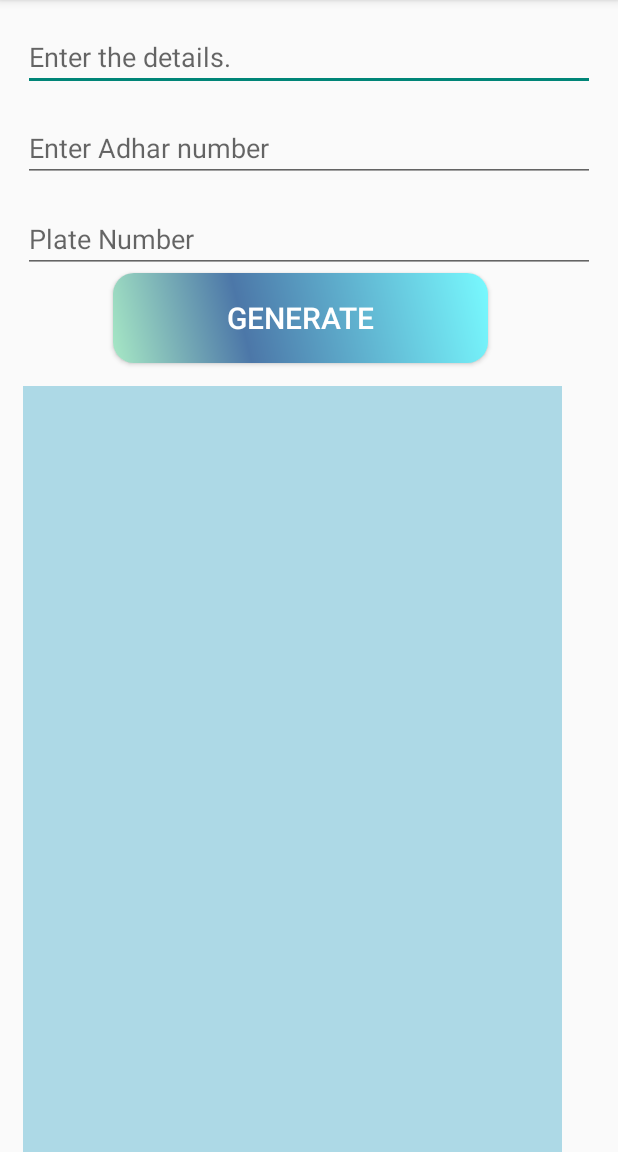
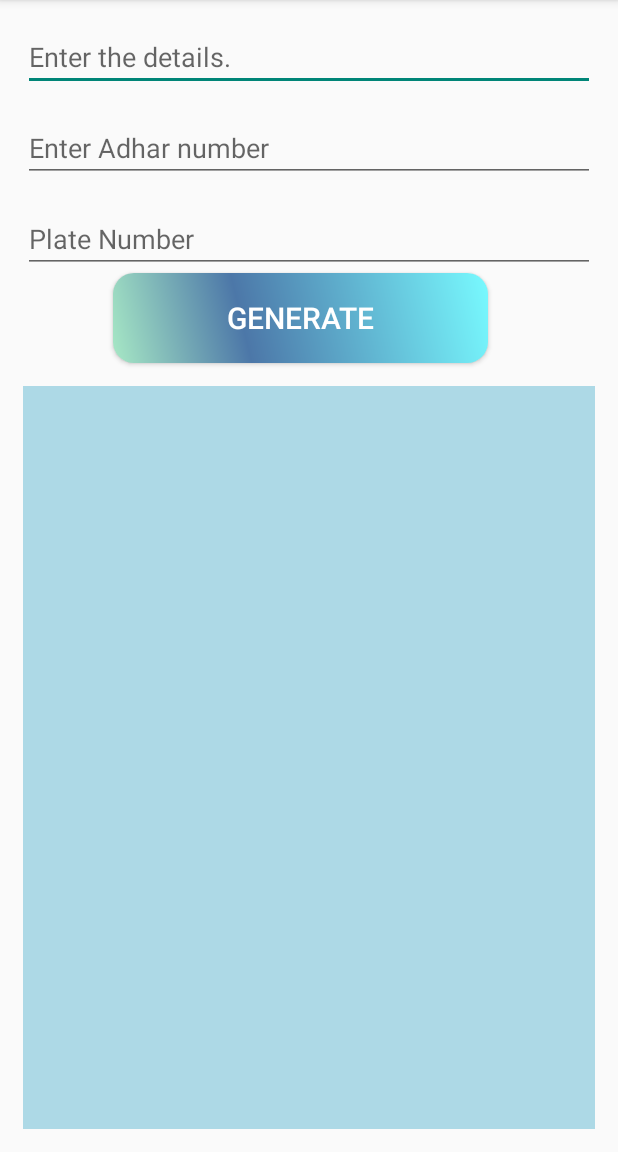
Before and after one commit to savitendersinghrajput/e-bell, an Android app: the MainActivity screen opened directly, with no data from a screen before it, on a phone screen of 412 x 824 dp, the part 84-1236 px from its top. Run offline under Robolectric (Android 15) with nearby library versions, the phone set to English and light mode, and no system bars; libraries missing offline, so code that uses them is left out: androidmads.library.qrgenearator.

Commit message:
E-bell version 1.0.1

```diff
--- a/app/src/main/java/com/saurav/qrgenerater/Splash_Activity.java
+++ b/app/src/main/java/com/saurav/qrgenerater/Splash_Activity.java
@@ -31,7 +31,7 @@ public class Splash_Activity extends AppCompatActivity {
             @Override
             public void onClick(View v){
                 Intent intent = new Intent(Intent.ACTION_DIAL);
-                intent.setData(Uri.parse("tel:12345"));
+                intent.setData(Uri.parse("tel:1091"));
                 startActivity(intent);
 
             }
--- a/app/src/main/res/layout/activity_main.xml
+++ b/app/src/main/res/layout/activity_main.xml
@@ -69,8 +69,8 @@
         />
 
     <LinearLayout
-        android:layout_width="390dp"
-        android:layout_height="596dp"
+        android:layout_width="wrap_content"
+        android:layout_height="wrap_content"
         android:orientation="vertical">
 
         <ImageView
```
